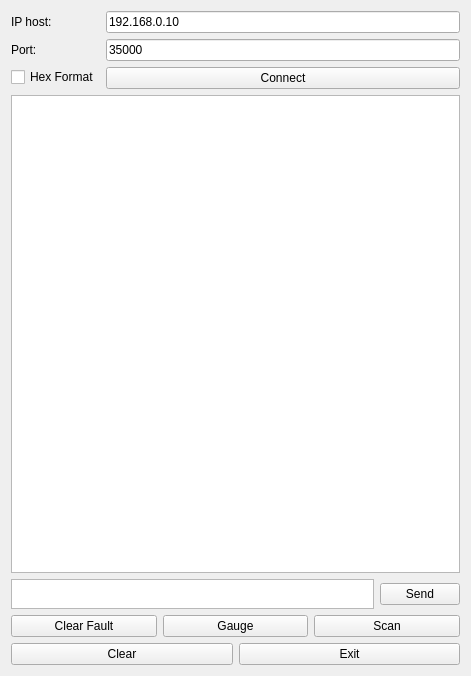
takyonxxx/Elm327_Wifi_Obd2_Qt_Project, file mainwindow.ui: the form before one commit.
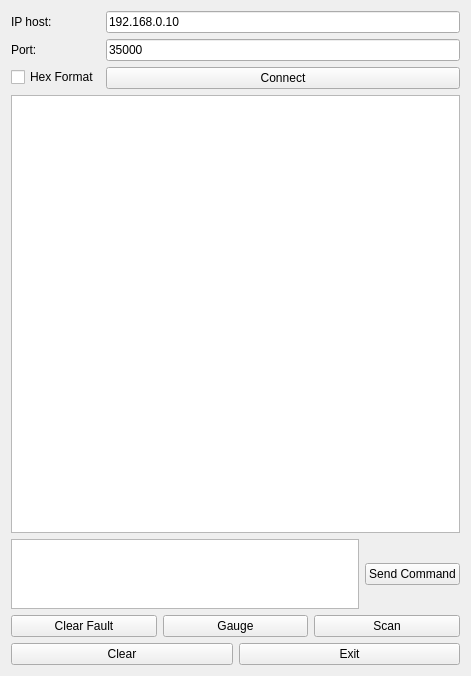
The form after the commit.

The edit to the form file:
```diff
--- a/mainwindow.ui
+++ b/mainwindow.ui
@@ -97,15 +97,27 @@
           <property name="maximumSize">
            <size>
             <width>16777215</width>
-            <height>30</height>
+            <height>100</height>
            </size>
           </property>
          </widget>
         </item>
         <item>
          <widget class="QPushButton" name="pushSend">
+          <property name="sizePolicy">
+           <sizepolicy hsizetype="Fixed" vsizetype="Fixed">
+            <horstretch>0</horstretch>
+            <verstretch>0</verstretch>
+           </sizepolicy>
+          </property>
+          <property name="maximumSize">
+           <size>
+            <width>16777215</width>
+            <height>16777215</height>
+           </size>
+          </property>
           <property name="text">
-           <string>Send</string>
+           <string>Send Command</string>
           </property>
          </widget>
         </item>
```
Left out of the diff: 54 changed lines with no effect on the pictures.
